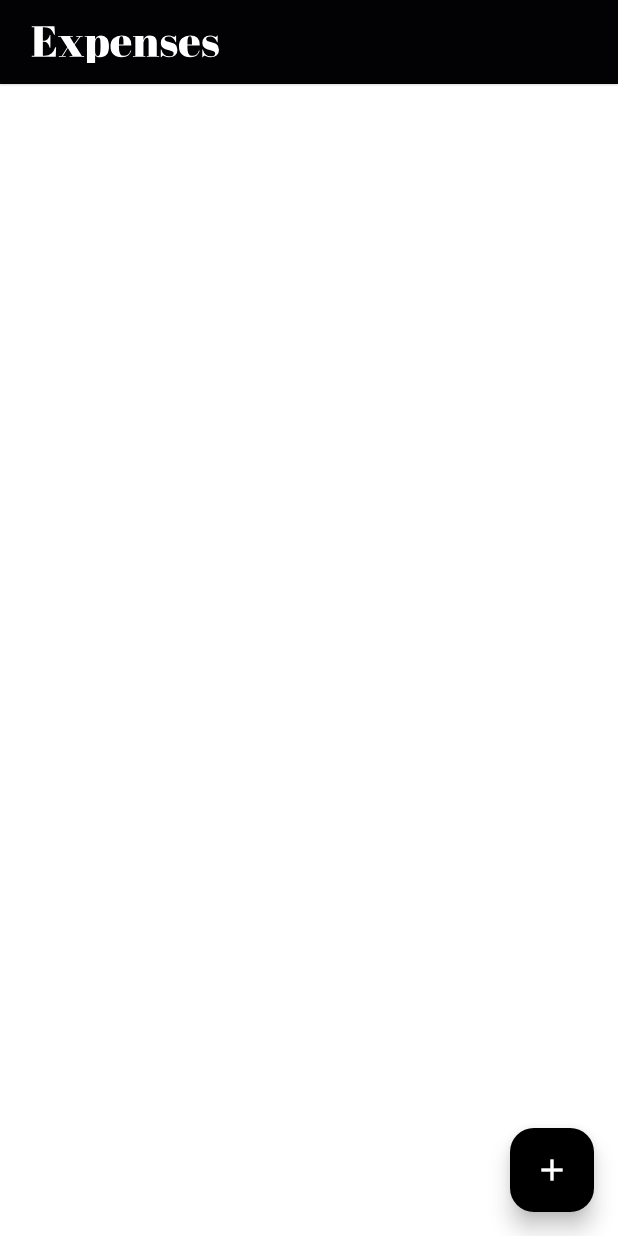
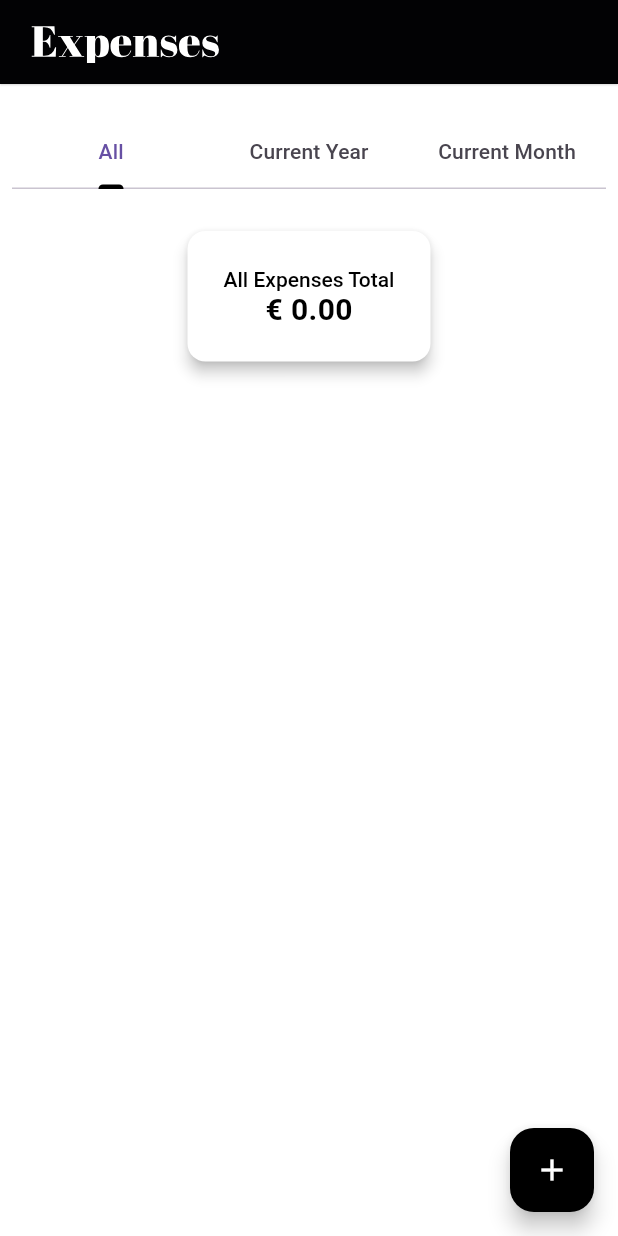
Before and after one commit to AnuragKurumaddali/expense_tracker, a Flutter app: the screen it shows after launch, on a phone screen of 412 x 824 dp. Run offline on Flutter 3.47's test engine with Material 3 defaults, Android fonts, the phone set to English and light mode, and no system bars; our stand-ins replace bloc, equatable, fast_immutable_collections, flutter_bloc, flutter_svg, freezed_annotation and 6 more; accounts and stored records are empty; Roboto replaces fonts that are missing (Gilroy).

Commit message:
* In Dashboard screen new design is adopted.

```diff
--- a/lib/src/features/expenses/add_expense_module/add_expense.dart
+++ b/lib/src/features/expenses/add_expense_module/add_expense.dart
@@ -1,4 +1,5 @@
 import 'package:framework/framework.dart';
+import '../entities/expense.dart';
 import '../entities/expense_data.dart';
 import 'add_expense_command.dart';
 import 'add_expense_exception.dart';
@@ -9,8 +10,9 @@ class AddExpenseRequest implements UseCaseRequest{
 }
 
 class AddExpenseResponse{
+  final Expense expense;
   final AddExpenseRequest addExpenseRequest;
-  const AddExpenseResponse(this.addExpenseRequest);
+  const AddExpenseResponse(this.addExpenseRequest, this.expense);
 }
 
 class AddExpense extends StreamUseCase<AddExpenseRequest,Task<AddExpenseResponse>>{
@@ -27,7 +29,7 @@ class AddExpense extends StreamUseCase<AddExpenseRequest,Task<AddExpenseResponse
     try{
       final expense = request.expenseData.toExpense();
       await factory.addExpense(expense).execute();
-      yield Task.done(AddExpenseResponse(request));
+      yield Task.done(AddExpenseResponse(request, expense));
     }catch(error){
       Task.failedFrom(error, const DefaultAddExpenseException());
     }
--- /dev/null
+++ b/lib/src/user_interface/_core/constants/AppConstants.dart
@@ -0,0 +1,19 @@
+import 'package:intl/intl.dart';
+
+class AppConstants {
+  static const String allTab = "All";
+  static const String currentYearTab = "Current Year";
+  static const String currentMonthTab = "Current Month";
+  static const String allKey = "All";
+  static const String currentYearKey = "CurrentYear";
+  static const String currentMonthKey = "CurrentMonth";
+
+  static String getMonthName(int monthNumber) {
+    if (monthNumber < 1 || monthNumber > 12) {
+      throw ArgumentError('Month number must be between 1 and 12');
+    }
+
+    DateTime date = DateTime(2020, monthNumber);
+    return DateFormat.MMMM().format(date);
+  }
+}
--- a/lib/src/user_interface/dashboard/dashboard_page.dart
+++ b/lib/src/user_interface/dashboard/dashboard_page.dart
@@ -1,10 +1,14 @@
 import 'package:expense_tracker/src/user_interface/dashboard/dialogs/add_expense_dialog.dart';
+import 'package:expense_tracker/src/user_interface/dashboard/widgets/daily_expense_list.dart';
+import 'package:expense_tracker/src/user_interface/dashboard/widgets/total_summary_card.dart';
+import 'package:expense_tracker/src/user_interface/dashboard/widgets/yearly_expense_list.dart';
 
 import '../_bloc_imports.dart';
+import '../_core/constants/AppConstants.dart';
 import '../_core/design_system/layouts/_imports.dart';
 import '../_page_imports.dart';
 import 'dashboard_page_bloc.dart';
-import 'widgets/expense_list_item.dart';
+import 'widgets/monthly_expense_list.dart';
 
 class DashboardPage extends StatelessWidget {
   const DashboardPage({super.key});
@@ -13,7 +17,7 @@ class DashboardPage extends StatelessWidget {
   Widget build(BuildContext context) {
     return BlocSelector<DashboardPageBloc, DashboardPageState, DashboardPageState>(
       selector: (state) => state,
-      builder: (contex, data) {
+      builder: (context, data) {
         return BasicPage.home(
           padding: Particles.paddings.none,
           isColoredAppBar: true,
@@ -21,7 +25,7 @@ class DashboardPage extends StatelessWidget {
           fab: FloatingActionButton(
             onPressed: () => _showAddExpenseDialog(context: context),
             backgroundColor: Colors.black,
-            child: const Icon(Icons.add,color: Colors.white,), // Custom color for the button
+            child: const Icon(Icons.add, color: Colors.white),
           ),
           child: data.pageLoadTask.isRunning
               ? const Center(
@@ -29,27 +33,65 @@ class DashboardPage extends StatelessWidget {
           )
               : ColoredBox(
             color: Colors.white,
-                  child: Stack(
+            child: DefaultTabController(
+              length: 3, // Adjusted the number of tabs
+              child: Column(
                 children: [
-                      ListView.separated(
-                        itemCount: data.lsExpenses.length,
-                        itemBuilder: (innerContext, i) {
-                          final expenseItem = data.lsExpenses.elementAt(i);
-                          return ExpenseListItem(expenseItem: expenseItem);
-                        },
-                        separatorBuilder: (innerContext, index) => Divider(
-                          color: Colors.grey.shade300,
-                          thickness: 1,
-                          indent: 16,
-                          endIndent: 16,
+                  Padding(
+                    padding: Particles.paddings.extraSmall,
+                    child: const TabBar(
+                      indicatorColor: Colors.black,
+                      tabs: [
+                        Tab(text: AppConstants.allTab),
+                        Tab(text: AppConstants.currentYearTab),
+                        Tab(text: AppConstants.currentMonthTab),
+                      ],
                     ),
-                      )
+                  ),
+                  Expanded(
+                    child: TabBarView(
+                      children: [
+                        _buildGroupedExpensesTab(AppConstants.allKey),
+                        _buildGroupedExpensesTab(AppConstants.currentYearKey),
+                        _buildGroupedExpensesTab(AppConstants.currentMonthKey),
                       ],
+                    ),
+                  ),
+                ],
+              ),
             ),
           ),
         );
       },
     );
+  }
+
+  Widget _buildGroupedExpensesTab(String tabType) {
+    return Column(
+      children: [
+        Padding(
+          padding: const EdgeInsets.all(16.0),
+          child: TotalSummaryCard(tabType: tabType,),
+        ),
+        _buildExpenseList(tabType),
+      ],
+    );
+  }
+
+  Widget _buildExpenseList(String tabType) {
+    if (tabType == AppConstants.allKey) {
+      return const YearlyExpenseList();
+    }
+
+    if (tabType == AppConstants.currentYearKey) {
+      return const MonthlyExpenseList();
+    }
+
+    if (tabType == AppConstants.currentMonthKey) {
+      return const DailyExpenseList();
+    }
+
+    return Container();
   }
 
   void _showAddExpenseDialog({
--- a/lib/src/user_interface/dashboard/dashboard_page_bloc.dart
+++ b/lib/src/user_interface/dashboard/dashboard_page_bloc.dart
@@ -1,3 +1,5 @@
+import 'package:expense_tracker/src/features/expenses/entities/expense_data.dart';
+import 'package:expense_tracker/src/user_interface/_core/constants/AppConstants.dart';
 
 import '../../features/expenses/add_expense_module/add_expense.dart';
 import '../../features/expenses/get_all_expenses/get_all_expenses.dart';
@@ -24,7 +26,22 @@ class DashboardPageBloc extends UseCaseBloc<DashboardPageEvent, DashboardPageSta
             failed: (error) => state.copyWith(error: error),
             done: (response) {
               final data = response as GetAllExpensesResponse;
-              return state.copyWith(lsExpenses: data.lsExpenses);
+              final totalYearlySummary = state.totalYearlyAmount(data.lsExpenses);
+              final totalMonthlySummary = state.totalMonthlyAmount(data.lsExpenses);
+              final totalAllSummary = state.totalAllAmount(data.lsExpenses);
+              final mapOfExpenses = state.groupExpensesByDate(data.lsExpenses);
+              final currentMonthExp = mapOfExpenses[AppConstants.currentMonthKey]??[];
+              final mapOfMonthlyExpenses = state.getMonthlyGroupedExpenses(mapOfExpenses[AppConstants.currentYearKey]??[]);
+              final mapOfYearlyExpenses = state.getYearlyGroupedExpenses(mapOfExpenses[AppConstants.allKey]??[]);
+              return state.copyWith(lsExpenses: data.lsExpenses,
+                  totalYearlyValue: totalYearlySummary,
+                  totalMonthlyValue: totalMonthlySummary,
+                  totalAllValue: totalAllSummary,
+                  currentMonthExpenses: currentMonthExp,
+                  monthlyGroupedExpenses: mapOfMonthlyExpenses,
+                  yearlyGroupedExpenses: mapOfYearlyExpenses
+
+              );
             },
             orElse: () => state,
           )
@@ -46,6 +63,11 @@ class DashboardPageBloc extends UseCaseBloc<DashboardPageEvent, DashboardPageSta
         emit(state.copyWith(
           validationMessage:
           "Description field is mandatory and cannot be left empty",
+          isFormValid: false,
+        ));
+      } else if (state.expenseData.date == DateTime(2000)) {
+        emit(state.copyWith(
+          validationMessage: "Please select the date",
           isFormValid: false,
         ));
       } else {
@@ -122,9 +144,38 @@ class DashboardPageBloc extends UseCaseBloc<DashboardPageEvent, DashboardPageSta
             (Task<AddExpenseResponse> response) => response
             .maybeWhen(
           failed: (error) => state.copyWith(error: error),
+          done: (value) {
+            final data = value as AddExpenseResponse;
+            final expensesList = List.of(state.lsExpenses);
+            expensesList.add(data.expense);
+            final totalYearlySummary = state.totalYearlyAmount(expensesList);
+            final totalMonthlySummary = state.totalMonthlyAmount(expensesList);
+            final totalAllSummary = state.totalAllAmount(expensesList);
+            final mapOfExpenses = state.groupExpensesByDate(expensesList);
+            final currentMonthExp = mapOfExpenses[AppConstants.currentMonthKey]??[];
+            final mapOfMonthlyExpenses = state.getMonthlyGroupedExpenses(mapOfExpenses[AppConstants.currentYearKey]??[]);
+            final mapOfYearlyExpenses = state.getYearlyGroupedExpenses(mapOfExpenses[AppConstants.allKey]??[]);
+            return state.copyWith(lsExpenses: expensesList,
+                groupedExpenses: mapOfExpenses,
+                totalYearlyValue: totalYearlySummary,
+                totalMonthlyValue: totalMonthlySummary,
+                totalAllValue: totalAllSummary,
+                currentMonthExpenses: currentMonthExp,
+                monthlyGroupedExpenses: mapOfMonthlyExpenses,
+                yearlyGroupedExpenses: mapOfYearlyExpenses,
+                expenseData: ExpenseData.empty()
+            );
+          },
           orElse: () => state,
-        )
-            .copyWith(addExpenseTask: response));
+        ).copyWith(addExpenseTask: response));
+
+    on<ResetTasks>((event, emit) {
+      switch (event.taskName) {
+        case 'addExpenseTask':
+          emit(state.copyWith(addExpenseTask: const Task.idle()));
+          break;
+      }
+    });
 
     add(const OnPageLoaded());
   }
--- a/lib/src/user_interface/dashboard/dashboard_page_event.dart
+++ b/lib/src/user_interface/dashboard/dashboard_page_event.dart
@@ -14,6 +14,7 @@ class DashboardPageEvent with _$DashboardPageEvent implements UiEvent {
   const factory DashboardPageEvent.updateDescription(String description) = UpdateDescription;
   const factory DashboardPageEvent.updateDateTime(DateTime dateTime) = UpdateDateTime;
   const factory DashboardPageEvent.validateExpenseFields() = ValidateExpenseFields;
+  const factory DashboardPageEvent.resetTasks(String taskName) = ResetTasks;
 }
 
 typedef Events = DashboardPageEvent;
--- a/lib/src/user_interface/dashboard/dashboard_page_state.dart
+++ b/lib/src/user_interface/dashboard/dashboard_page_state.dart
@@ -1,4 +1,7 @@
+import 'package:intl/intl.dart';
+
 import '../../features/expenses/entities/expense_data.dart';
+import '../_core/constants/AppConstants.dart';
 import '../_state_imports.dart';
 import '../../features/expenses/entities/expense.dart';
 
@@ -18,6 +21,13 @@ class DashboardPageState with _$DashboardPageState implements UiState {
     required DateTime selectedDate,
     required List<String> lsCategories,
     required bool isFormValid,
+    required double totalAllValue,
+    required double totalYearlyValue,
+    required double totalMonthlyValue,
+    required List<Expense> currentMonthExpenses,
+    required Map<String, List<Expense>> groupedExpenses,
+    required Map<int, List<Expense>> monthlyGroupedExpenses,//key integer month
+    required Map<int, Map<int, List<Expense>>> yearlyGroupedExpenses,//key year and month
     required Task<void> pageLoadTask,
     required Task<void> addExpenseTask,
     required Task<void> getCategoriesTask,
@@ -32,6 +42,13 @@ class DashboardPageState with _$DashboardPageState implements UiState {
       selectedCategory: "",
       selectedDate: DateTime.now(),
       validationMessage: "",
+      totalAllValue: 0.0,
+      totalYearlyValue: 0.0,
+      totalMonthlyValue: 0.0,
+      currentMonthExpenses: [],
+      groupedExpenses: {},
+      monthlyGroupedExpenses: {},
+      yearlyGroupedExpenses: {},
       isFormValid: false,
       addExpenseTask: const Task.idle(),
       getCategoriesTask: const Task.idle(),
@@ -39,7 +56,119 @@ class DashboardPageState with _$DashboardPageState implements UiState {
     );
   }
 
-  DashboardPageState forceUpdate() {
-    return copyWith(stateId: StateId());
+  String getOrdinal(int day) {
+    if (day >= 11 && day <= 13) {
+      return '${day}th';
+    }
+    switch (day % 10) {
+      case 1:
+        return '${day}st';
+      case 2:
+        return '${day}nd';
+      case 3:
+        return '${day}rd';
+      default:
+        return '${day}th';
+    }
   }
+
+  String getModifiedDate(DateTime date){
+    String formattedDate = DateFormat('d MMMM, yyyy').format(date);
+    int day = date.day;
+    return formattedDate.replaceFirst(day.toString(), getOrdinal(day));
+  }
+
+  Map<String, List<Expense>> groupExpensesByDate(List<Expense> expenses) {
+    Map<String, List<Expense>> grouped = {
+      AppConstants.allKey: [],
+      AppConstants.currentYearKey: [],
+      AppConstants.currentMonthKey: [],
+    };
+
+    DateTime now = DateTime.now();
+    for (var expense in expenses) {
+      if (expense.date.year == now.year) {
+        grouped[AppConstants.currentYearKey]!.add(expense);
+        if (expense.date.month == now.month) {
+          grouped[AppConstants.currentMonthKey]!.add(expense);
+        }
+      }
+      grouped[AppConstants.allKey]!.add(expense);
+    }
+
+    return grouped;
+  }
+
+  double totalYearlyAmount(List<Expense> expenses) {
+    double total = 0.0;
+
+    for (var expense in expenses) {
+      if (expense.date.year == DateTime.now().year) {
+        total += expense.amount;
+      }
+    }
+
+    return total;
+  }
+
+  double totalMonthlyAmount(List<Expense> expenses) {
+    double total = 0.0;
+
+    for (var expense in expenses) {
+      if (expense.date.year == DateTime.now().year && expense.date.month == DateTime.now().month) {
+        total += expense.amount;
+      }
+    }
+
+    return total;
+  }
+
+  double totalAllAmount(List<Expense> expenses) {
+    double total = 0.0;
+
+    for (var expense in expenses) {
+      total += expense.amount;
+    }
+
+    return total;
+  }
+
+  Map<int, List<Expense>> getMonthlyGroupedExpenses(List<Expense> expenses){
+    Map<int, List<Expense>> monthlyGrouped = {};
+
+    for (var expense in expenses) {
+      int month = expense.date.month;
+
+      if (!monthlyGrouped.containsKey(month)) {
+        monthlyGrouped[month] = [];
+      }
+
+      monthlyGrouped[month]!.add(expense);
+    }
+
+    return monthlyGrouped;
+  }
+
+  Map<int, Map<int, List<Expense>>> getYearlyGroupedExpenses(List<Expense> expenses){
+    Map<int, Map<int, List<Expense>>> yearlyGrouped = {};
+
+    for (var expense in expenses) {
+      int year = expense.date.year;
+      int month = expense.date.month;
+
+      if (!yearlyGrouped.containsKey(year)) {
+        yearlyGrouped[year] = {};
+      }
+
+      if (!yearlyGrouped[year]!.containsKey(month)) {
+        yearlyGrouped[year]![month] = [];
+      }
+
+      yearlyGrouped[year]![month]!.add(expense);
+    }
+
+    return yearlyGrouped;
+  }
+
+
 }
--- /dev/null
+++ b/lib/src/user_interface/dashboard/widgets/total_summary_card.dart
@@ -0,0 +1,51 @@
+import 'package:flutter_bloc/flutter_bloc.dart';
+
+import '../../_core/constants/AppConstants.dart';
+import '../../_core/design_system/layouts/_imports.dart';
+import '../dashboard_page_bloc.dart';
+
+class TotalSummaryCard extends StatelessWidget {
+  final String tabType;
+
+  const TotalSummaryCard({
+    super.key,
+    required this.tabType,
+  });
+
+  @override
+  Widget build(BuildContext context) {
+    return BlocSelector<DashboardPageBloc, DashboardPageState,
+            DashboardPageState>(
+        selector: (state) => state,
+        builder: (context, data) {
+          return Card(
+            elevation: 4,
+            color: Colors.white,
+            child: Padding(
+              padding: Particles.paddings.large,
+              child: _getTotalSummaryView(tabType, data)
+              ),
+            );
+        });
+  }
+
+  Widget _getTotalSummaryView(String tabType, DashboardPageState stateValue){
+    switch (tabType) {
+      case AppConstants.currentYearKey:
+        return _expenseViewItem("${AppConstants.currentYearTab} Expenses Total", stateValue.totalYearlyValue);
+      case AppConstants.currentMonthKey:
+        return _expenseViewItem("${AppConstants.currentMonthTab} Expenses Total", stateValue.totalMonthlyValue);
+      default:
+        return _expenseViewItem("${AppConstants.allTab} Expenses Total", stateValue.totalAllValue);
+    }
+  }
+  Widget _expenseViewItem(String expenseText, double expenseValue){
+    return Column(children: [
+      Text(expenseText, style: Particles.textStyles.titleMediumBlack),
+      Text(
+        '€ ${expenseValue.toStringAsFixed(2)}',
+        style: Particles.textStyles.titleLargeSemiBold,
+      ),
+    ],);
+  }
+}
--- /dev/null
+++ b/lib/src/user_interface/dashboard/widgets/yearly_expense_list.dart
@@ -0,0 +1,25 @@
+import '../../_bloc_imports.dart';
+import '../../_core/design_system/layouts/_imports.dart';
+import '../dashboard_page_bloc.dart';
+import 'yearly_expense_list_item.dart';
+
+class YearlyExpenseList extends StatelessWidget {
+  const YearlyExpenseList({super.key});
+
+  @override
+  Widget build(BuildContext context) {
+    return BlocSelector<DashboardPageBloc, DashboardPageState,
+        DashboardPageState>(
+        selector: (state) => state,
+        builder: (context, data) {
+        return Expanded(
+          child: ListView(
+            children: data.yearlyGroupedExpenses.entries.map((yearEntry) {
+              return YearlyExpenseListItem(yearExpenses: yearEntry);
+            }).toList(),
+          ),
+        );
+      }
+    );
+  }
+}
```
Also changed, not shown: lib/src/infrastructure/service_adapters/local_data_store.dart (+32 -2 lines), lib/src/infrastructure/service_adapters/local_data_store_impl.dart (deleted, +0 -41 lines), lib/src/user_interface/dashboard/dialogs/add_expense_dialog.dart (+23 -3 lines), lib/src/user_interface/dashboard/widgets/daily_expense_list.dart (added, +23 -0 lines), lib/src/user_interface/dashboard/widgets/expense_list_item.dart (+55 -13 lines), lib/src/user_interface/dashboard/widgets/monthly_expense_list.dart (added, +25 -0 lines), lib/src/user_interface/dashboard/widgets/monthly_expense_list_item.dart (added, +21 -0 lines), lib/src/user_interface/dashboard/widgets/yearly_expense_list_item.dart (added, +18 -0 lines), lib/src/user_interface/dashboard/dashboard_page_event.freezed.dart, lib/src/user_interface/dashboard/dashboard_page_state.freezed.dart. Lines whose indentation alone changed are shown as unchanged.
